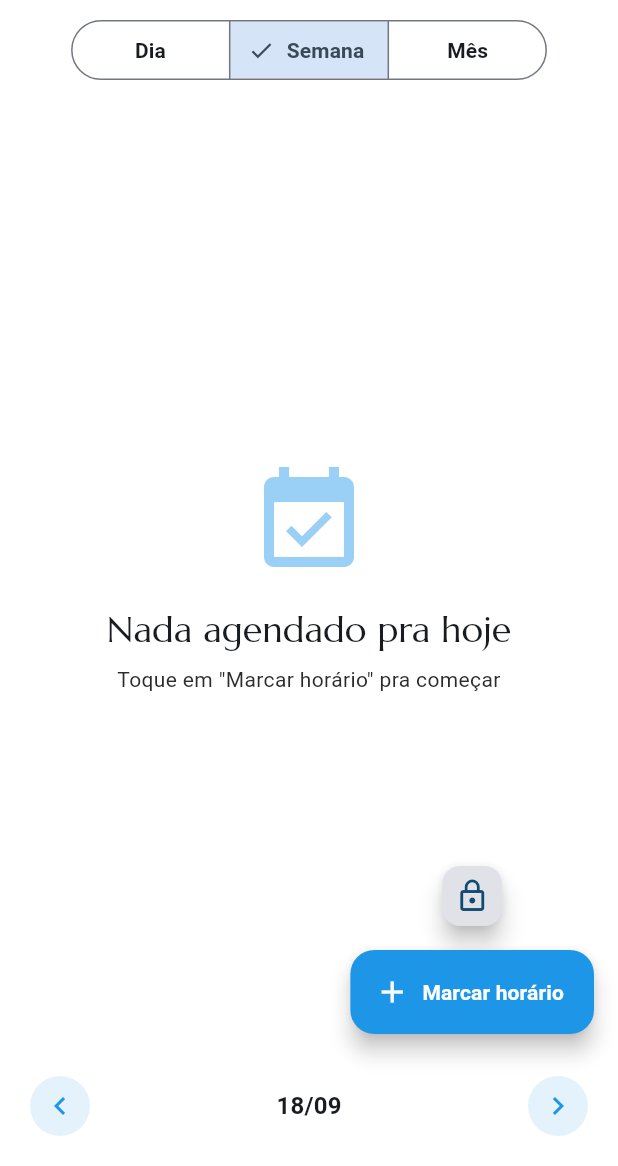
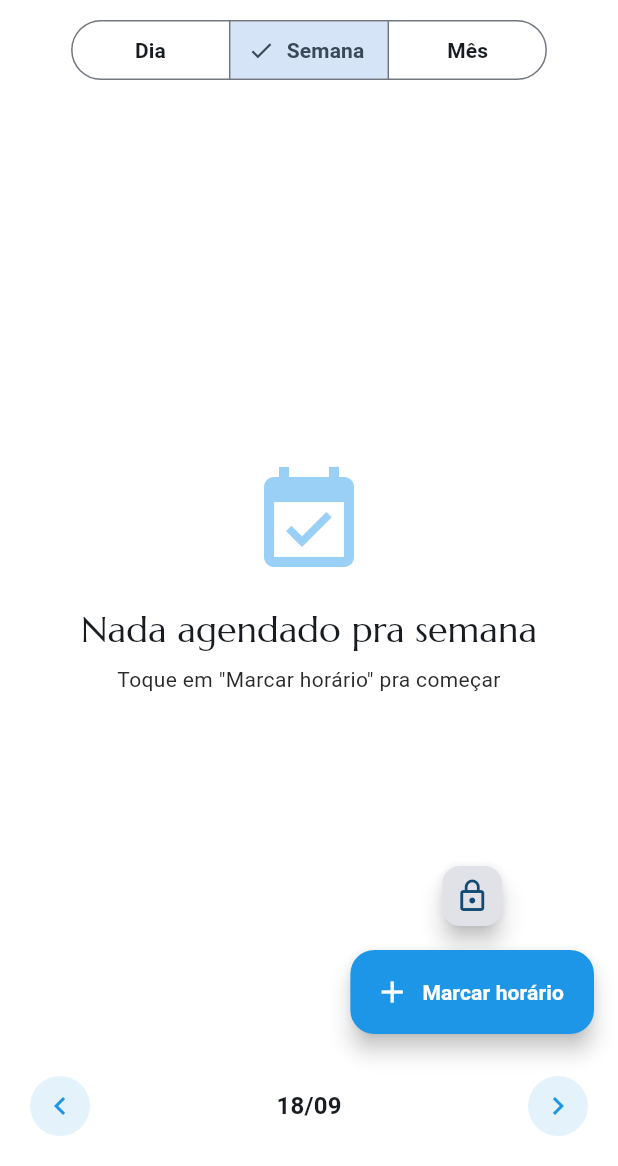
Before and after one commit to kidev-tec/apk-myschedule, a Flutter app: the AgendaPage screen opened by its route, after a tap on "Semana", on a phone screen of 412 x 824 dp, the part 70-1236 px from its top. Run offline on Flutter 3.47's test engine with Material 3 defaults, Android fonts, the phone set to English and light mode, and no system bars; our stand-ins replace dio, firebase_auth, firebase_core, firebase_messaging, flutter_markdown, flutter_riverpod and 6 more; accounts and stored records are empty; network calls fail; Roboto replaces fonts that are missing (Poppins).

Commit message:
ux: empty state contextual — 'Nada agendado pra semana' na visão semana (feedback Rafael); piso de coverage 46.5 com margem de ruído

```diff
--- a/lib/features/agenda/agenda_page.dart
+++ b/lib/features/agenda/agenda_page.dart
@@ -325,6 +325,10 @@
   }
 
   Widget _buildEmptyState(BuildContext context) {
+    // B6: mensagem de vazio contextual por visão
+    final title = _view == _AgendaView.semana
+        ? 'Nada agendado pra semana'
+        : 'Nada agendado pra hoje';
     return Center(
       child: Padding(
         padding: const EdgeInsets.all(32),
@@ -335,7 +339,7 @@
                 size: 80, color: AppColors.midOf(context)),
             const SizedBox(height: 16),
             Text(
-              'Nada agendado pra hoje',
+              title,
               style: Theme.of(context).textTheme.headlineMedium,
               textAlign: TextAlign.center,
             ),
```
Also changed, not shown: 1 other file.
